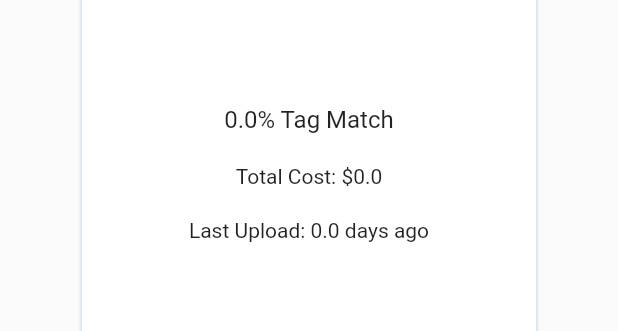
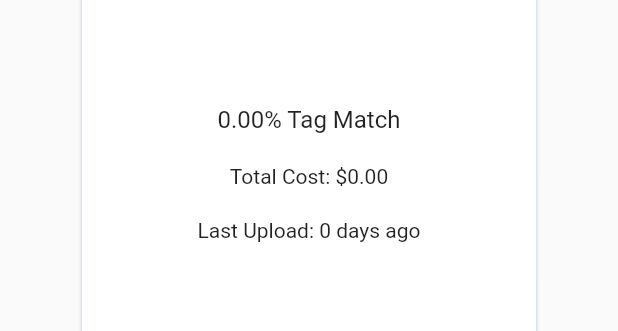
Before and after one commit to lmoyle1989/crowd_sourced_shopping_app, a Flutter app: the BestStoreCard widget shown alone on an empty page, opened directly with empty values, on a phone screen of 412 x 824 dp. Shown: the part 549-880 px from the top of the screen. Run offline on Flutter 3.47's test engine with Material 2 defaults, Android fonts, the phone set to English and light mode, and no system bars; our stand-ins replace cloud_firestore, email_validator, firebase_core, location, shared_preferences; missing offline and left inert: flutter_barcode_scanner; accounts and stored records are empty.

Commit message:
fixed shoppinglist upload, added decimal rounding

```diff
--- a/flutter/lib/components/best_store_card.dart
+++ b/flutter/lib/components/best_store_card.dart
@@ -1,5 +1,6 @@
 import 'package:flutter/material.dart';
 import 'package:crowd_sourced_shopping_app/models/api_response.dart';
+import 'package:flutter/foundation.dart';
 
 class BestStoreCard extends StatelessWidget {
   final ApiResponse store;
@@ -46,14 +47,16 @@ class BestStoreCard extends StatelessWidget {
               const SizedBox(height: 20),
               Text(store.storeAddress!, style: const TextStyle(fontSize: 16)),
               const SizedBox(height: 20),
-              Text("${store.matchRank!}% Tag Match",
+              Text("${(store.matchRank! * 100).toStringAsFixed(2)}% Tag Match",
                   style: const TextStyle(fontSize: 16)),
               const SizedBox(height: 20),
-              Text("Total Cost: \$${store.averagePrice! * itemCount}"),
+              Text(
+                  "Total Cost: \$${(store.averagePrice! * itemCount).toStringAsFixed(2)}"),
               const SizedBox(
                 height: 20,
               ),
-              Text("Last Upload: ${store.daysSinceUpload} days ago")
+              Text(
+                  "Last Upload: ${(store.daysSinceUpload!).toStringAsFixed(0)} days ago")
             ],
           ),
           widthFactor: 0.75,
--- a/flutter/lib/models/shopping_list.dart
+++ b/flutter/lib/models/shopping_list.dart
@@ -35,9 +35,8 @@ class ShoppingList {
       itemsMatrix.add(cleanedTagArray);
     }
     json["title"] = title;
-    json["items"] = itemsMatrix;
-    json["latitude"] = latitude;
-    json["longitude"] = longitude;
+    json["tags"] = itemsMatrix;
+    json["location"] = [latitude, longitude];
     return json;
   }
 
```
Also changed, not shown: flutter/lib/screens/deals_response_screen.dart (+5 -3 lines).
